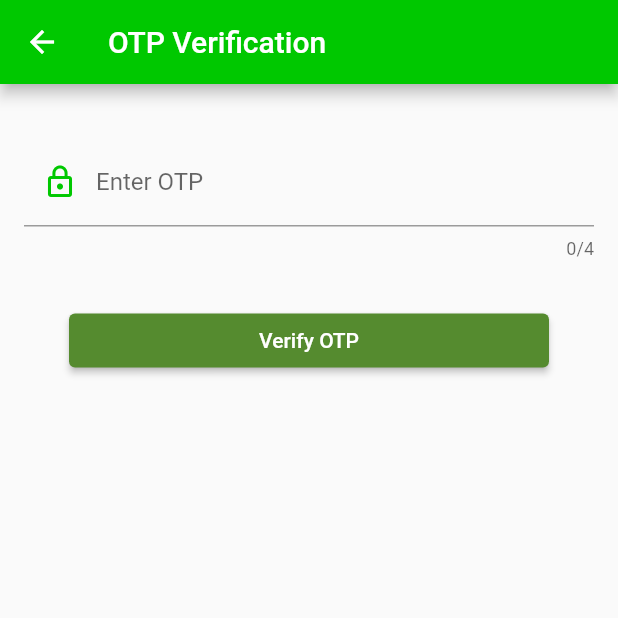
After one commit to ibrahimrehman1/plastify, a Flutter app: the otpWidget screen opened directly, on a phone screen of 412 x 824 dp, the top half of it. The commit adds this screen. Run offline on Flutter 3.47's test engine with Material 2 defaults, Android fonts, the phone set to English and light mode, and no system bars; our stand-ins replace flutter_icons, fluttertoast, image_picker, shared_preferences; accounts and stored records are empty; network calls fail.

Commit message:
Made few more changes to the UI

```diff
--- /dev/null
+++ b/lib/widgets/otp_widget.dart
@@ -0,0 +1,145 @@
+import "package:flutter/material.dart";
+import "package:flutter_icons/flutter_icons.dart";
+import "package:fluttertoast/fluttertoast.dart";
+import "dart:convert";
+import "package:http/http.dart" as http;
+import "./dashboard_widget.dart";
+import "package:shared_preferences/shared_preferences.dart";
+
+class otpWidget extends StatefulWidget {
+  final String emailAddress;
+  final String password;
+  final String firstName;
+  final String lastName;
+  final String mobileNo;
+  final num points;
+  const otpWidget(
+      {Key? key,
+      this.emailAddress: "",
+      this.password: "",
+      this.firstName: "",
+      this.lastName: "",
+      this.mobileNo: "",
+      this.points: 0});
+
+  @override
+  _otpWidgetState createState() => _otpWidgetState();
+}
+
+class _otpWidgetState extends State<otpWidget> {
+  String enteredOtp = "";
+  bool otpStatus = false;
+
+  void showToast(String msg) {
+    Fluttertoast.showToast(
+        msg: msg,
+        toastLength: Toast.LENGTH_SHORT,
+        gravity: ToastGravity.BOTTOM,
+        timeInSecForIosWeb: 1,
+        backgroundColor: Colors.red,
+        textColor: Colors.white,
+        fontSize: 16.0);
+  }
+
+  void createUser(ctx) async {
+    var url = Uri.parse(
+        "https://identitytoolkit.googleapis.com/v1/accounts:signUp?key=AIzaSyDpgSXCIPigSzmvciQnauTbvLfQVOjrH94");
+
+    if (enteredOtp == "1234") {
+      print("Success");
+      otpStatus = true;
+    } else {
+      print("Failure");
+      otpStatus = false;
+    }
+
+    if (otpStatus) {
+      var result = await http.post(url,
+          body: json.encode({
+            "email": widget.emailAddress,
+            "password": widget.password,
+            "returnSecureToken": true
+          }));
+      Map body = json.decode(result.body);
+      print(body);
+      if (body.containsKey("error")) {
+        showToast("Email already in use!");
+      } else {
+        final SharedPreferences prefs = await SharedPreferences.getInstance();
+        var email = body['email'],
+            idToken = body['idToken'],
+            localId = body['localId'];
+        prefs.setString('email', email);
+        prefs.setString('idToken', idToken);
+        prefs.setString('localId', localId);
+
+        var url2 = Uri.parse(
+            "https://petbottle-project-ae85a-default-rtdb.firebaseio.com/usersdata/$localId.json");
+
+        var result2 = await http.patch(url2,
+            headers: {"Content-Type": "application/json"},
+            body: json.encode({
+              "email": widget.emailAddress,
+              "password": widget.password,
+              "idToken": idToken,
+              "firstName": widget.firstName,
+              "lastName": widget.lastName,
+              "mobileNo": widget.mobileNo,
+              "points": widget.points
+            }));
+
+        Map body2 = json.decode(result2.body);
+        prefs.setString('dataId', localId);
+        print(body2);
+
+        showToast("Signed Up Successfully!!");
+
+        Navigator.of(ctx).pushAndRemoveUntil(
+            MaterialPageRoute(builder: (BuildContext ctx) => DashboardWidget()),
+            (Route<dynamic> route) => false);
+      }
+    } else {
+      showToast("OTP do not match!");
+    }
+  }
+
+  @override
+  Widget build(BuildContext context) {
+    return Scaffold(
+        appBar: AppBar(
+          title: Text(
+            "OTP Verification",
+          ),
+          backgroundColor: Color.fromRGBO(0, 200, 0, 1),
+        ),
+        body: Container(
+            width: double.infinity,
+            padding: EdgeInsets.all(16.0),
+            child: SingleChildScrollView(
+                child: Column(children: [
+              Container(margin: EdgeInsets.only(top: 20.0)),
+              TextField(
+                decoration: InputDecoration(
+                  labelText: "Enter OTP",
+                  prefixIcon: Icon(FlutterIcons.lock_outline_mdi,
+                      color: Color.fromRGBO(0, 200, 0, 1)),
+                ),
+                onChanged: (v) {
+                  enteredOtp = v;
+                },
+                maxLength: 4,
+                keyboardType: TextInputType.number,
+              ),
+              Container(
+                  margin: EdgeInsets.only(top: 30.0),
+                  child: ElevatedButton(
+                      child: Text("Verify OTP"),
+                      onPressed: () => createUser(context),
+                      style: ButtonStyle(
+                          backgroundColor: MaterialStateProperty.all<Color>(
+                              Colors.lightGreen.shade800),
+                          fixedSize:
+                              MaterialStateProperty.all(Size.fromWidth(320))))),
+            ]))));
+  }
+}
```
Also changed, not shown: lib/widgets/login_widget.dart (+14 -13 lines), lib/widgets/signup_widget.dart (+59 -105 lines).
